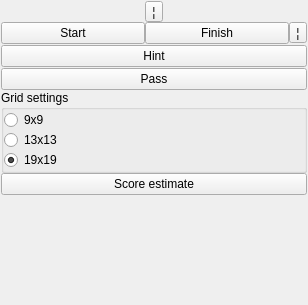
Before: the Qt Designer form qt/qtgo/qtgo/GameSettings.ui in alecs1/home, drawn with Qt 5.
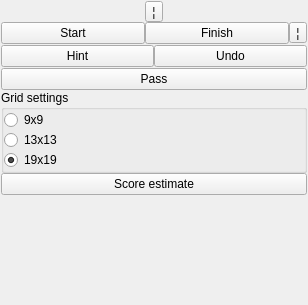
After: the same form once the commit is applied.

Commit message: Started work on undo. Commit before remote pull.

Diff of the .ui file:
```diff
--- a/qt/qtgo/qtgo/GameSettings.ui
+++ b/qt/qtgo/qtgo/GameSettings.ui
@@ -77,23 +77,6 @@
        <property name="verticalSpacing">
         <number>1</number>
        </property>
-       <item row="4" column="0">
-        <widget class="QPushButton" name="passButton">
-         <property name="text">
-          <string>Pass</string>
-         </property>
-         <property name="flat">
-          <bool>false</bool>
-         </property>
-        </widget>
-       </item>
-       <item row="2" column="0">
-        <widget class="QPushButton" name="hintButton">
-         <property name="text">
-          <string>Hint</string>
-         </property>
-        </widget>
-       </item>
        <item row="0" column="0">
         <layout class="QHBoxLayout" name="horizontalLayout2">
          <property name="spacing">
@@ -169,6 +152,37 @@
          </item>
         </layout>
        </item>
+       <item row="5" column="0">
+        <widget class="QPushButton" name="passButton">
+         <property name="text">
+          <string>Pass</string>
+         </property>
+         <property name="flat">
+          <bool>false</bool>
+         </property>
+        </widget>
+       </item>
+       <item row="2" column="0">
+        <layout class="QHBoxLayout" name="horizontalLayout">
+         <property name="spacing">
+          <number>0</number>
+         </property>
+         <item>
+          <widget class="QPushButton" name="hintButton">
+           <property name="text">
+            <string>Hint</string>
+           </property>
+          </widget>
+         </item>
+         <item>
+          <widget class="QPushButton" name="undoButton">
+           <property name="text">
+            <string>Undo</string>
+           </property>
+          </widget>
+         </item>
+        </layout>
+       </item>
       </layout>
      </item>
      <item row="5" column="0">
```
The commit also changes 4 other files.
